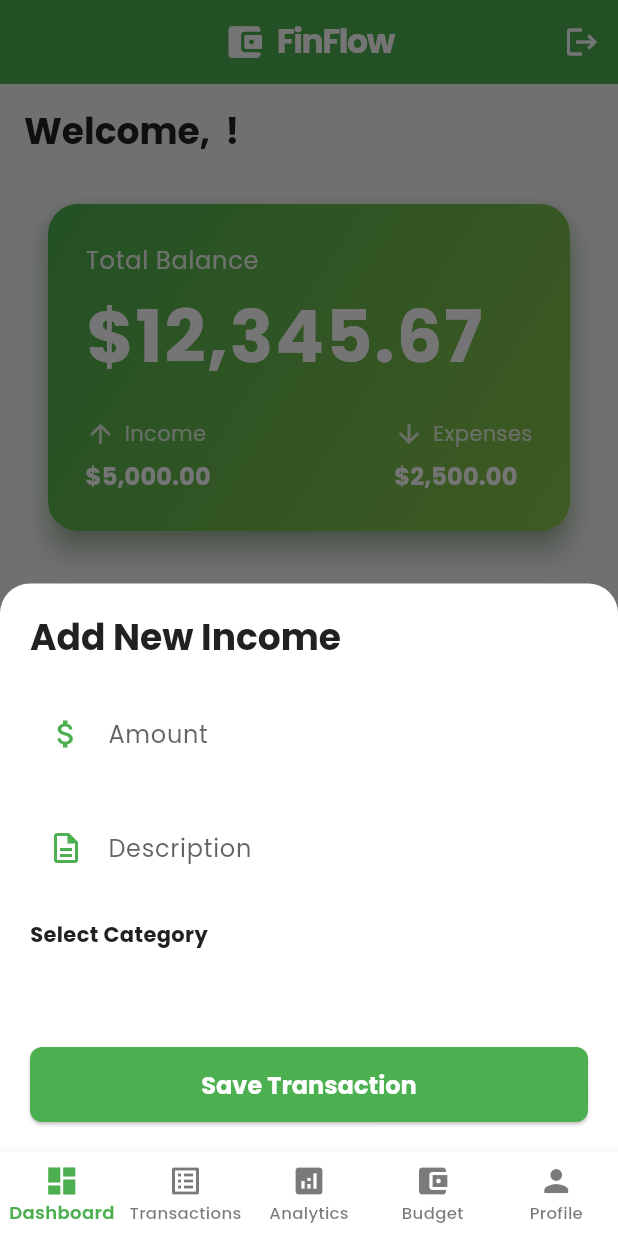
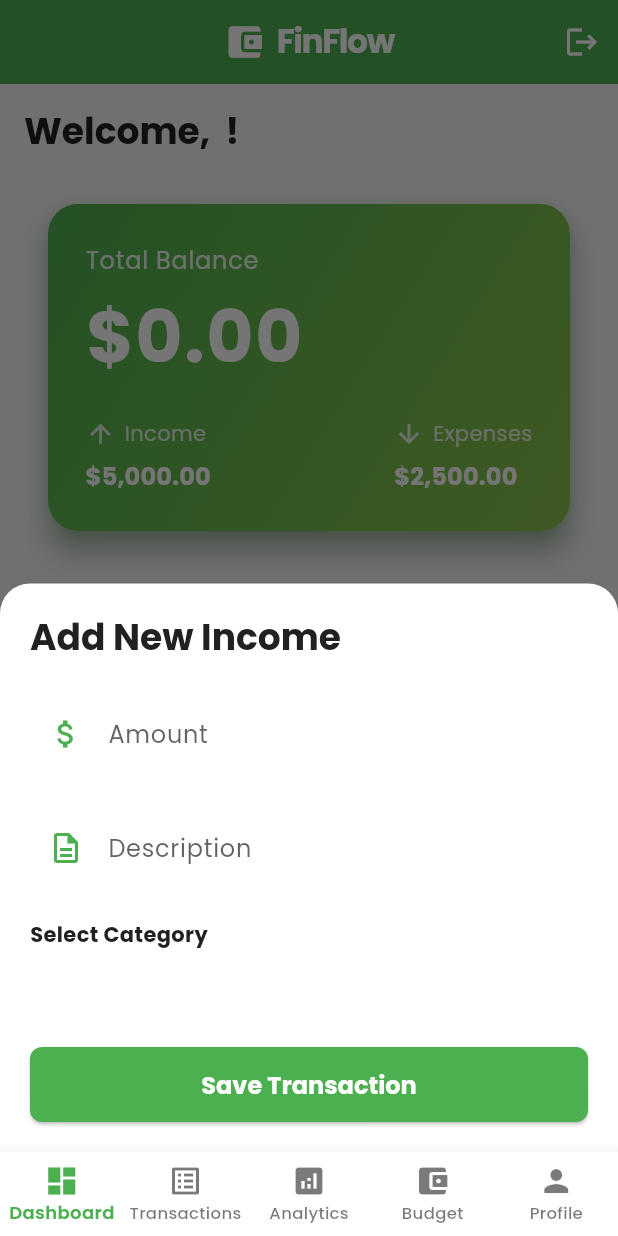
Before and after one commit to hewageumesha/Personal-Finance-Budgeting-System, a Flutter app: the screen it shows once a user with an empty profile is signed in, after a tap on the "add" icon, on a phone screen of 412 x 824 dp. Run offline on Flutter 3.47's test engine with Material 3 defaults, Android fonts, the phone set to English and light mode, and no system bars; our stand-ins replace firebase_auth, firebase_core, go_router, google_fonts, sqflite; accounts and stored records are empty; generated files the repository leaves out were written again.

Commit message:
display total balance ✅

```diff
--- a/lib/features/dashboard/presentation/widgets/add_transaction_bottom_sheet.dart
+++ b/lib/features/dashboard/presentation/widgets/add_transaction_bottom_sheet.dart
@@ -123,7 +123,7 @@ class _AddTransactionBottomSheetState extends State<AddTransactionBottomSheet> {
             child: ElevatedButton(
               onPressed: () {
                 final tx = TransactionEntity(
-                    tid: DateTime.now().millisecondsSinceEpoch.toString(),
+                    tid: 'tx${DateTime.now().millisecondsSinceEpoch.toString()}',
                     amount: double.parse(_amountController.text) *
                         (widget.isExpense ? -1 : 1),
                     cid: _selectedCategoryId.toString(),
--- a/lib/features/dashboard/presentation/widgets/balance_card.dart
+++ b/lib/features/dashboard/presentation/widgets/balance_card.dart
@@ -1,4 +1,5 @@
 import 'package:flutter/material.dart';
+import 'package:personal_finance_budgeting_system/features/authentication/presentation/providers/auth_provider.dart';
 import 'package:personal_finance_budgeting_system/features/finance/presentation/provider/finance_provider.dart';
 import '../../../../shared/styles/app_colors.dart';
 import 'package:provider/provider.dart';
@@ -9,6 +10,7 @@ class BalanceCard extends StatelessWidget {
   @override
   Widget build(BuildContext context) {
     final provide = context.watch<FinanceProvider>();
+
     return Card(
       elevation: 8,
       shape: RoundedRectangleBorder(borderRadius: BorderRadius.circular(20)),
@@ -41,7 +43,7 @@ class BalanceCard extends StatelessWidget {
             ),
             const SizedBox(height: 10.0),
             Text(
-              '\$12,345.67',
+              '\$${provide.totalBalance?.toStringAsFixed(2)}',
               style: Theme.of(context).textTheme.displaySmall?.copyWith(
                     color: AppColors.onPrimaryColor,
                     fontWeight: FontWeight.bold,
--- a/lib/features/finance/data/repositories/finance_repository_impl.dart
+++ b/lib/features/finance/data/repositories/finance_repository_impl.dart
@@ -67,8 +67,11 @@ class FinanceRepositoryImpl implements FinanceRepository {
   }
 
   @override
-  Future<double> getTotalBalance(String uid) {
-    // TODO: implement getTotalBalance
-    throw UnimplementedError();
+  Future<double> getTotalBalance(String uid) async {
+    try {
+      return await financeLocalData.getLocalTotalBalance(uid);
+    } catch (e) {
+      throw Exception(e);
+    }
   }
 }
--- a/lib/features/finance/data/sources/local/finance_local_data.dart
+++ b/lib/features/finance/data/sources/local/finance_local_data.dart
@@ -1,6 +1,6 @@
+import 'package:flutter/material.dart';
 import 'package:personal_finance_budgeting_system/features/finance/data/model/category_model.dart';
 import 'package:personal_finance_budgeting_system/features/finance/data/model/transaction_model.dart';
-import 'package:personal_finance_budgeting_system/features/finance/domain/entities/category_entity.dart';
 
 import '../../../../../core/db/db_helper.dart';
 
@@ -31,10 +31,11 @@ class FinanceLocalData {
     try {
       final db = await _databaseHelper.db;
 
+      // there are two user_id because one for specific user other for all when they sign up (common categories)
       final List<Map<String, dynamic>>? maps = await db?.query(
         'categories',
-        where: 'user_uid = ?',
-        whereArgs: [uid],
+        where: 'user_uid = ? OR user_uid = ?',
+        whereArgs: [uid, 'system'],
       );
 
       List<CategoryModel> list = List.generate(maps!.length, (i) {
@@ -89,4 +90,24 @@ class FinanceLocalData {
       throw Exception('Database issue $e');
     }
   }
+
+  Future<double> getLocalTotalBalance(String uid) async {
+    try {
+      final db = await _databaseHelper.db;
+      final List<Map<String, dynamic>>? result = await db?.rawQuery('''
+        SELECT SUM(amount) as total from transactions where user_uid = ?
+      ''', [uid]);
+
+      if (result != null &&
+          result.first['total'] != null &&
+          result.isNotEmpty) {
+        debugPrint("✅ Total balance fetched: $result");
+        return result.first['total'].toDouble();
+      }
+
+      return 0.0;
+    } catch (e) {
+      throw Exception('Failed to retrieve total balance $e');
+    }
+  }
 }
--- a/lib/features/finance/presentation/provider/finance_provider.dart
+++ b/lib/features/finance/presentation/provider/finance_provider.dart
@@ -11,6 +11,7 @@ class FinanceProvider extends ChangeNotifier {
 
   List<TransactionEntity> transactions = [];
   List<CategoryEntity> categories = [];
+  double? _totalBalance;
   String? _errMessage;
   bool _isLoading = false;
 
@@ -26,19 +27,23 @@ class FinanceProvider extends ChangeNotifier {
 
   bool get error => _errMessage != null;
 
+  double? get totalBalance => _totalBalance;
+
   Future<void> loadFinanceData(String uid) async {
     _isLoading = true;
     notifyListeners();
 
     try {
-      final [trans, cats] = await Future.wait([
+      final [trans, cats, balance] = await Future.wait([
         _financeRepository.getTransactions(uid),
-        _financeRepository.getCategories(uid)
+        _financeRepository.getCategories(uid),
+        _financeRepository.getTotalBalance(uid),
       ]);
 
       // 🟢 The and MUST be here to "unpack" the results
       transactions = trans as List<TransactionEntity>;
       categories = cats as List<CategoryEntity>;
+      _totalBalance = balance as double;
     } catch (e) {
       _errMessage = e.toString();
       debugPrint("❌ FinanceProvider Error: $e");
```
